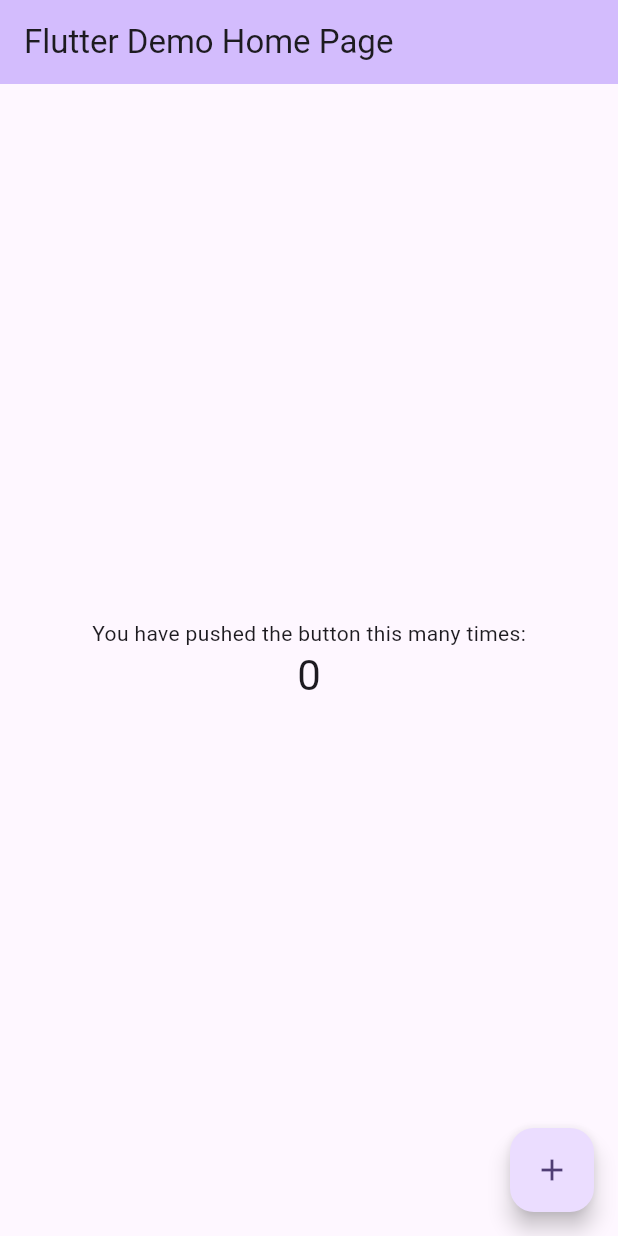
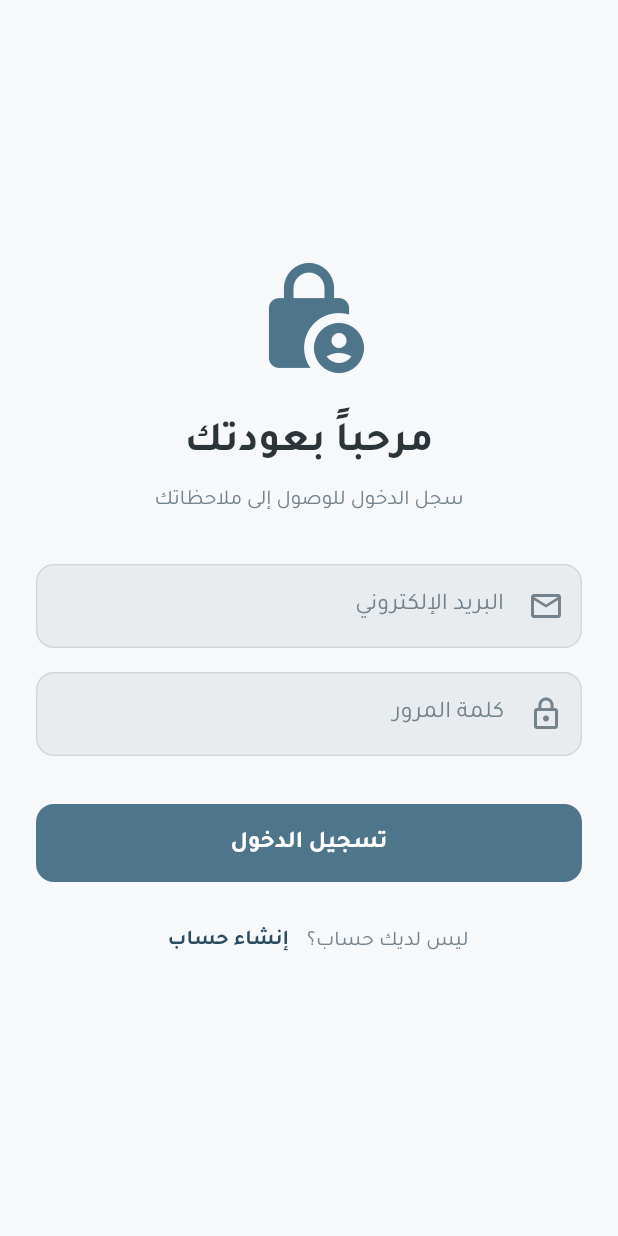
Before and after one commit to ibrahimmaliraqi/note-flow, a Flutter app: the screen it shows after launch, on a phone screen of 412 x 824 dp. Run offline on Flutter 3.47's test engine with Material 3 defaults, Android fonts, the phone set to English and light mode, and no system bars; our stand-ins replace firebase_core, go_router; accounts and stored records are empty.

Commit message:
add splash, login and sign up view ui

```diff
--- a/analysis_options.yaml
+++ b/analysis_options.yaml
@@ -8,7 +8,8 @@
 # The following line activates a set of recommended lints for Flutter apps,
 # packages, and plugins designed to encourage good coding practices.
 include: package:flutter_lints/flutter.yaml
-
+formatter:
+  trailing_commas: preserve
 linter:
   # The lint rules applied to this project can be customized in the
   # section below to disable rules from the `package:flutter_lints/flutter.yaml`
--- /dev/null
+++ b/lib/core/routes/app_router.dart
@@ -0,0 +1,14 @@
+import 'package:go_router/go_router.dart';
+import 'package:noteflow/splash_view.dart';
+
+class AppRouter {
+  // GoRouter configuration
+  static final router = GoRouter(
+    routes: [
+      GoRoute(
+        path: '/',
+        builder: (context, state) => SplashView(),
+      ),
+    ],
+  );
+}
--- /dev/null
+++ b/lib/core/theme/app_colors.dart
@@ -0,0 +1,29 @@
+import 'package:flutter/material.dart';
+
+class AppColors {
+  // الألوان الرئيسية (Primary Colors)
+  static const Color primary = Color(0xFF4F758B); // أزرق رمادي هادئ
+  static const Color primaryLight = Color(0xFF7E9DAF);
+  static const Color primaryDark = Color(0xFF2C4C5F);
+
+  // ألوان الخلفيات والأسطح (Background & Surface)
+  static const Color background = Color(
+    0xFFF6F8F9,
+  ); // رمادي فاتح جداً مائل للأزرق
+  static const Color surface = Colors.white; // للبطاقات (Cards)
+
+  // ألوان الحقول (Fields & Inputs)
+  static const Color inputFill = Color(0xFFE8ECEF); // لون تعبئة حقول الإدخال
+  static const Color border = Color(0xFFD1D8DD); // لون الحدود
+
+  // ألوان النصوص (Typography)
+  static const Color textPrimary = Color(0xFF2A3439); // رمادي داكن للعناوين
+  static const Color textSecondary = Color(
+    0xFF73828C,
+  ); // رمادي فاتح للنصوص الفرعية
+
+  // ألوان الحالات (Status Colors)
+  static const Color error = Color(0xFFD9534F); // أحمر هادئ للحذف أو الأخطاء
+  static const Color success = Color(0xFF4CAF50); // أخضر هادئ للنجاح
+  static const Color warning = Color(0xFFFFB300); // أصفر هادئ للتنبيهات
+}
--- /dev/null
+++ b/lib/core/theme/app_theme.dart
@@ -0,0 +1,94 @@
+import 'package:flutter/material.dart';
+import 'app_colors.dart';
+
+class AppTheme {
+  static ThemeData get lightTheme {
+    return ThemeData(
+      useMaterial3: true,
+      scaffoldBackgroundColor: AppColors.background,
+
+      // تحديد الخط الافتراضي لكامل التطبيق هنا
+      fontFamily: 'Tajawal',
+
+      colorScheme: const ColorScheme.light(
+        primary: AppColors.primary,
+        onPrimary: Colors.white,
+        surface: AppColors.surface,
+        onSurface: AppColors.textPrimary,
+        error: AppColors.error,
+      ),
+
+      // إعدادات الـ AppBar
+      appBarTheme: const AppBarTheme(
+        backgroundColor: AppColors.background,
+        foregroundColor: AppColors.textPrimary,
+        elevation: 0,
+        centerTitle: true,
+        iconTheme: IconThemeData(color: AppColors.textPrimary),
+        titleTextStyle: TextStyle(
+          fontFamily: 'Tajawal',
+          color: AppColors.textPrimary,
+          fontSize: 20,
+          fontWeight: FontWeight.bold,
+        ),
+      ),
+
+      // إعدادات الأزرار المعبأة
+      filledButtonTheme: FilledButtonThemeData(
+        style: FilledButton.styleFrom(
+          backgroundColor: AppColors.primary,
+          foregroundColor: Colors.white,
+          minimumSize: const Size(double.infinity, 52),
+          textStyle: const TextStyle(
+            fontFamily: 'Tajawal',
+            fontSize: 16,
+            fontWeight: FontWeight.bold,
+          ),
+          shape: RoundedRectangleBorder(
+            borderRadius: BorderRadius.circular(12),
+          ),
+        ),
+      ),
+
+      // إعدادات الأزرار النصية
+      textButtonTheme: TextButtonThemeData(
+        style: TextButton.styleFrom(
+          foregroundColor: AppColors.primaryDark,
+          textStyle: const TextStyle(
+            fontFamily: 'Tajawal',
+            fontWeight: FontWeight.bold,
+          ),
+        ),
+      ),
+
+      // إعدادات حقول الإدخال
+      inputDecorationTheme: InputDecorationTheme(
+        filled: true,
+        fillColor: AppColors.inputFill,
+        labelStyle: const TextStyle(color: AppColors.textSecondary),
+        hintStyle: const TextStyle(color: AppColors.textSecondary),
+        prefixIconColor: AppColors.textSecondary,
+        contentPadding: const EdgeInsets.symmetric(
+          horizontal: 16,
+          vertical: 16,
+        ),
+        border: OutlineInputBorder(
+          borderRadius: BorderRadius.circular(12),
+          borderSide: const BorderSide(color: AppColors.border),
+        ),
+        enabledBorder: OutlineInputBorder(
+          borderRadius: BorderRadius.circular(12),
+          borderSide: const BorderSide(color: AppColors.border),
+        ),
+        focusedBorder: OutlineInputBorder(
+          borderRadius: BorderRadius.circular(12),
+          borderSide: const BorderSide(color: AppColors.primary, width: 2),
+        ),
+        errorBorder: OutlineInputBorder(
+          borderRadius: BorderRadius.circular(12),
+          borderSide: const BorderSide(color: AppColors.error),
+        ),
+      ),
+    );
+  }
+}
--- /dev/null
+++ b/lib/features/auth/presentation/views/login_view.dart
@@ -0,0 +1,164 @@
+import 'package:flutter/material.dart';
+import 'package:noteflow/core/theme/app_colors.dart';
+import 'package:noteflow/features/auth/presentation/views/signup_view.dart';
+
+class LoginView extends StatelessWidget {
+  const LoginView({super.key});
+
+  @override
+  Widget build(BuildContext context) {
+    return Scaffold(
+      backgroundColor: AppColors.background,
+      body: SafeArea(
+        child: Center(
+          child: SingleChildScrollView(
+            padding: const EdgeInsets.symmetric(horizontal: 24.0),
+            child: Directionality(
+              textDirection: TextDirection.rtl, // لضمان اتجاه النص والتصميم
+              child: Column(
+                mainAxisAlignment: MainAxisAlignment.center,
+                crossAxisAlignment: CrossAxisAlignment.stretch,
+                children: [
+                  const Icon(
+                    Icons.lock_person_rounded,
+                    size: 80,
+                    color: AppColors.primary,
+                  ),
+                  const SizedBox(height: 24),
+                  const Text(
+                    'مرحباً بعودتك',
+                    style: TextStyle(
+                      fontSize: 28,
+                      fontWeight: FontWeight.bold,
+                      color: AppColors.textPrimary,
+                    ),
+                    textAlign: TextAlign.center,
+                  ),
+                  const SizedBox(height: 8),
+                  const Text(
+                    'سجل الدخول للوصول إلى ملاحظاتك',
+                    style: TextStyle(
+                      fontSize: 14,
+                      color: AppColors.textSecondary,
+                    ),
+                    textAlign: TextAlign.center,
+                  ),
+                  const SizedBox(height: 32),
+                  TextFormField(
+                    keyboardType: TextInputType.emailAddress,
+                    style: const TextStyle(color: AppColors.textPrimary),
+                    decoration: InputDecoration(
+                      labelText: 'البريد الإلكتروني',
+                      labelStyle: const TextStyle(
+                        color: AppColors.textSecondary,
+                      ),
+                      prefixIcon: const Icon(
+                        Icons.email_outlined,
+                        color: AppColors.textSecondary,
+                      ),
+                      border: OutlineInputBorder(
+                        borderRadius: BorderRadius.circular(12),
+                        borderSide: const BorderSide(color: AppColors.border),
+                      ),
+                      enabledBorder: OutlineInputBorder(
+                        borderRadius: BorderRadius.circular(12),
+                        borderSide: const BorderSide(color: AppColors.border),
+                      ),
+                      focusedBorder: OutlineInputBorder(
+                        borderRadius: BorderRadius.circular(12),
+                        borderSide: const BorderSide(
+                          color: AppColors.primary,
+                          width: 2,
+                        ),
+                      ),
+                      filled: true,
+                      fillColor: AppColors.inputFill,
+                    ),
+                  ),
+                  const SizedBox(height: 16),
+                  TextFormField(
+                    obscureText: true,
+                    style: const TextStyle(color: AppColors.textPrimary),
+                    decoration: InputDecoration(
+                      labelText: 'كلمة المرور',
+                      labelStyle: const TextStyle(
+                        color: AppColors.textSecondary,
+                      ),
+                      prefixIcon: const Icon(
+                        Icons.lock_outline,
+                        color: AppColors.textSecondary,
+                      ),
+                      border: OutlineInputBorder(
+                        borderRadius: BorderRadius.circular(12),
+                        borderSide: const BorderSide(color: AppColors.border),
+                      ),
+                      enabledBorder: OutlineInputBorder(
+                        borderRadius: BorderRadius.circular(12),
+                        borderSide: const BorderSide(color: AppColors.border),
+                      ),
+                      focusedBorder: OutlineInputBorder(
+                        borderRadius: BorderRadius.circular(12),
+                        borderSide: const BorderSide(
+                          color: AppColors.primary,
+                          width: 2,
+                        ),
+                      ),
+                      filled: true,
+                      fillColor: AppColors.inputFill,
+                    ),
+                  ),
+                  const SizedBox(height: 32),
+                  FilledButton(
+                    onPressed: () {},
+                    style: FilledButton.styleFrom(
+                      backgroundColor: AppColors.primary,
+                      padding: const EdgeInsets.symmetric(vertical: 16),
+                      shape: RoundedRectangleBorder(
+                        borderRadius: BorderRadius.circular(12),
+                      ),
+                    ),
+                    child: const Text(
+                      'تسجيل الدخول',
+                      style: TextStyle(
+                        fontSize: 16,
+                        fontWeight: FontWeight.bold,
+                        color: Colors.white,
+                      ),
+                    ),
+                  ),
+                  const SizedBox(height: 16),
+                  Row(
+                    mainAxisAlignment: MainAxisAlignment.center,
+                    children: [
+                      const Text(
+                        'ليس لديك حساب؟',
+                        style: TextStyle(color: AppColors.textSecondary),
+                      ),
+                      TextButton(
+                        onPressed: () {
+                          Navigator.push(
+                            context,
+                            MaterialPageRoute(
+                              builder: (context) => const SignupView(),
+                            ),
+                          );
+                        },
+                        style: TextButton.styleFrom(
+                          foregroundColor: AppColors.primaryDark,
+                        ),
+                        child: const Text(
+                          'إنشاء حساب',
+                          style: TextStyle(fontWeight: FontWeight.bold),
+                        ),
+                      ),
+                    ],
+                  ),
+                ],
+              ),
+            ),
+          ),
+        ),
+      ),
+    );
+  }
+}
--- a/lib/main.dart
+++ b/lib/main.dart
@@ -1,4 +1,7 @@
 import 'package:flutter/material.dart';
+import 'package:flutter_localizations/flutter_localizations.dart';
+import 'package:noteflow/core/routes/app_router.dart';
+import 'package:noteflow/core/theme/app_theme.dart';
 
 void main() {
   runApp(const Noteflow());
@@ -10,113 +13,17 @@ class Noteflow extends StatelessWidget {
   // This widget is the root of your application.
   @override
   Widget build(BuildContext context) {
-    return MaterialApp(
+    return MaterialApp.router(
+      theme: AppTheme.lightTheme,
+      localizationsDelegates: GlobalMaterialLocalizations.delegates,
+      locale: Locale("ar"),
+      supportedLocales: [
+        Locale('en'), // English
+        Locale('ar'), // Spanish
+      ],
+      debugShowCheckedModeBanner: false,
+      routerConfig: AppRouter.router,
       title: 'Flutter Demo',
-      theme: ThemeData(
-        // This is the theme of your application.
-        //
-        // TRY THIS: Try running your application with "flutter run". You'll see
-        // the application has a purple toolbar. Then, without quitting the app,
-        // try changing the seedColor in the colorScheme below to Colors.green
-        // and then invoke "hot reload" (save your changes or press the "hot
-        // reload" button in a Flutter-supported IDE, or press "r" if you used
-        // the command line to start the app).
-        //
-        // Notice that the counter didn't reset back to zero; the application
-        // state is not lost during the reload. To reset the state, use hot
-        // restart instead.
-        //
-        // This works for code too, not just values: Most code changes can be
-        // tested with just a hot reload.
-        colorScheme: .fromSeed(seedColor: Colors.deepPurple),
-      ),
-      home: const MyHomePage(title: 'Flutter Demo Home Page'),
     );
   }
 }
-
-class MyHomePage extends StatefulWidget {
-  const MyHomePage({super.key, required this.title});
-
-  // This widget is the home page of your application. It is stateful, meaning
-  // that it has a State object (defined below) that contains fields that affect
-  // how it looks.
-
-  // This class is the configuration for the state. It holds the values (in this
-  // case the title) provided by the parent (in this case the App widget) and
-  // used by the build method of the State. Fields in a Widget subclass are
-  // always marked "final".
-
-  final String title;
-
-  @override
-  State<MyHomePage> createState() => _MyHomePageState();
-}
-
-class _MyHomePageState extends State<MyHomePage> {
-  int _counter = 0;
-
-  void _incrementCounter() {
-    setState(() {
-      // This call to setState tells the Flutter framework that something has
-      // changed in this State, which causes it to rerun the build method below
-      // so that the display can reflect the updated values. If we changed
-      // _counter without calling setState(), then the build method would not be
-      // called again, and so nothing would appear to happen.
-      _counter++;
-    });
-  }
-
-  @override
-  Widget build(BuildContext context) {
-    // This method is rerun every time setState is called, for instance as done
-    // by the _incrementCounter method above.
-    //
-    // The Flutter framework has been optimized to make rerunning build methods
-    // fast, so that you can just rebuild anything that needs updating rather
-    // than having to individually change instances of widgets.
-    return Scaffold(
-      appBar: AppBar(
-        // TRY THIS: Try changing the color here to a specific color (to
-        // Colors.amber, perhaps?) and trigger a hot reload to see the AppBar
-        // change color while the other colors stay the same.
-        backgroundColor: Theme.of(context).colorScheme.inversePrimary,
-        // Here we take the value from the MyHomePage object that was created by
-        // the App.build method, and use it to set our appbar title.
-        title: Text(widget.title),
-      ),
-      body: Center(
-        // Center is a layout widget. It takes a single child and positions it
-        // in the middle of the parent.
-        child: Column(
-          // Column is also a layout widget. It takes a list of children and
-          // arranges them vertically. By default, it sizes itself to fit its
-          // children horizontally, and tries to be as tall as its parent.
-          //
-          // Column has various properties to control how it sizes itself and
-          // how it positions its children. Here we use mainAxisAlignment to
-          // center the children vertically; the main axis here is the vertical
-          // axis because Columns are vertical (the cross axis would be
-          // horizontal).
-          //
-          // TRY THIS: Invoke "debug painting" (choose the "Toggle Debug Paint"
-          // action in the IDE, or press "p" in the console), to see the
-          // wireframe for each widget.
-          mainAxisAlignment: .center,
-          children: [
-            const Text('You have pushed the button this many times:'),
-            Text(
-              '$_counter',
-              style: Theme.of(context).textTheme.headlineMedium,
-            ),
-          ],
-        ),
-      ),
-      floatingActionButton: FloatingActionButton(
-        onPressed: _incrementCounter,
-        tooltip: 'Increment',
-        child: const Icon(Icons.add),
-      ),
-    );
-  }
-}
```
Also changed, not shown: lib/features/auth/presentation/views/signup_view.dart (added, +153 -0 lines), lib/splash_view.dart (added, +63 -0 lines), pubspec.yaml (+39 -17 lines), assets/fonts/AM_Thulth_Regular_0.1.ttf (added), assets/fonts/tajawal/Tajawal-Bold.ttf (added), assets/fonts/tajawal/Tajawal-ExtraBold.ttf (added), assets/fonts/tajawal/Tajawal-Light.ttf (added), assets/fonts/tajawal/Tajawal-Medium.ttf (added), assets/fonts/tajawal/Tajawal-Regular.ttf (added), pubspec.lock.
